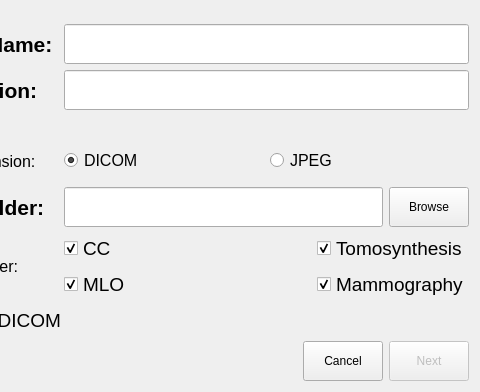
The window that step_1.ui (KarolBo/labeling_tool) describes before a commit, drawn with Qt 5; both pictures show x 103 to 583 and y 150 to 542 of the 583 by 542 pixel window.
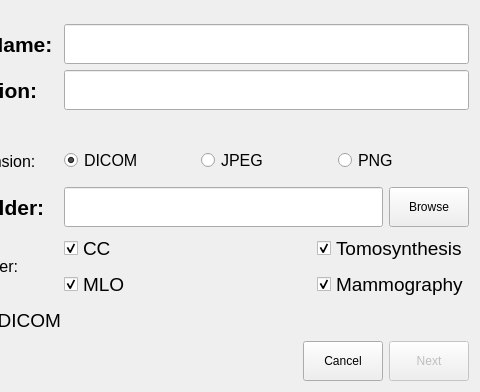
The same window after the commit.

The edit to the form file:
```diff
--- a/step_1.ui
+++ b/step_1.ui
@@ -448,6 +448,19 @@
        </property>
       </widget>
      </item>
+     <item>
+      <widget class="QRadioButton" name="radio_png">
+       <property name="font">
+        <font>
+         <family>Arial</family>
+         <pointsize>12</pointsize>
+        </font>
+       </property>
+       <property name="text">
+        <string>PNG</string>
+       </property>
+      </widget>
+     </item>
     </layout>
    </item>
    <item>
```
